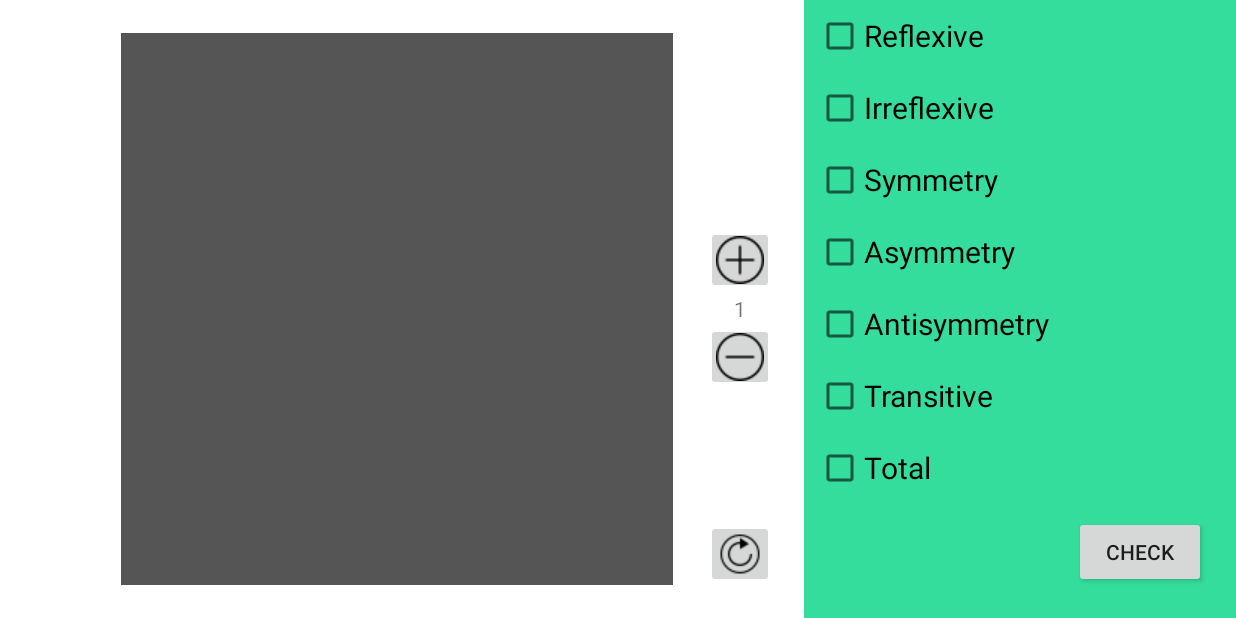
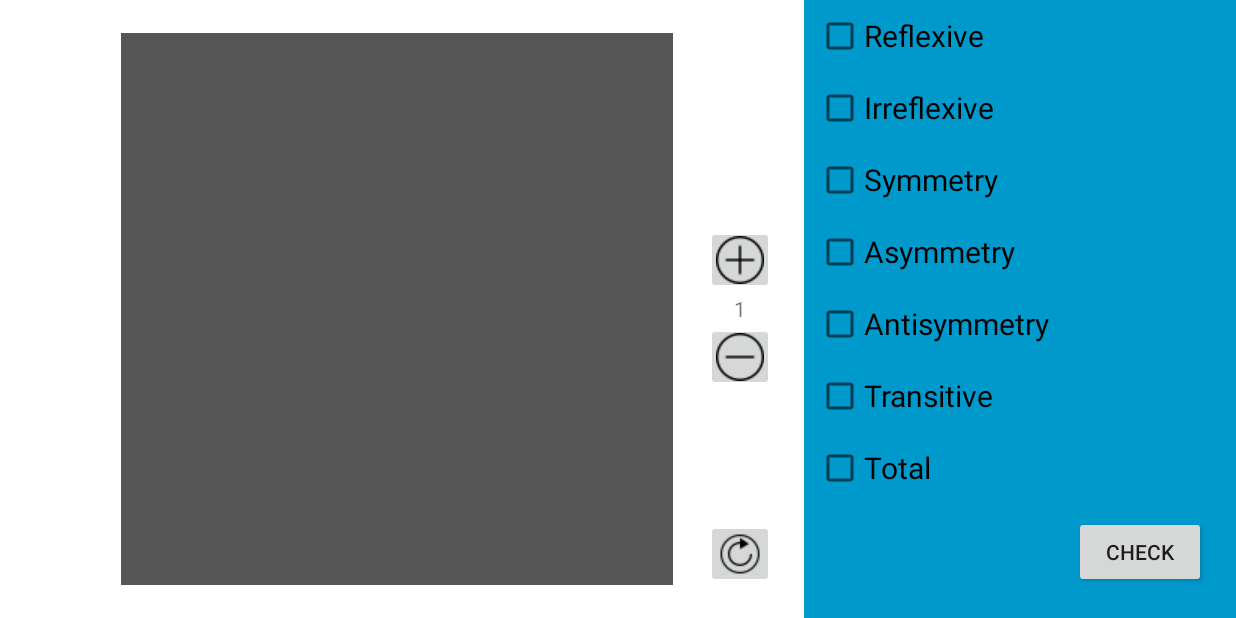
Before and after one commit to samson1513/SMPR_LAB_1, an Android app: the screen it shows after launch (MainActivity), after a tap on an icon or button, on a phone screen of 824 x 412 dp (held sideways). Run offline under Robolectric (Android 15) with nearby library versions, the phone set to English and light mode, and no system bars; 1 statement that could not run was skipped.

Commit message:
change background 3

```diff
--- a/app/src/main/res/layout/fragment_main.xml
+++ b/app/src/main/res/layout/fragment_main.xml
@@ -95,7 +95,7 @@
     <RelativeLayout
         android:layout_width="match_parent"
         android:layout_height="match_parent"
-        android:background="@color/bg_property2"
+        android:background="@android:color/holo_blue_dark"
         android:layout_weight="65">
 
 
```
